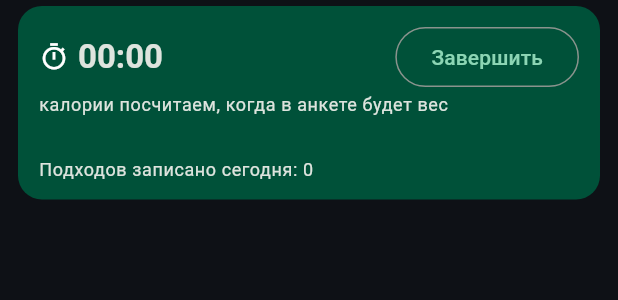
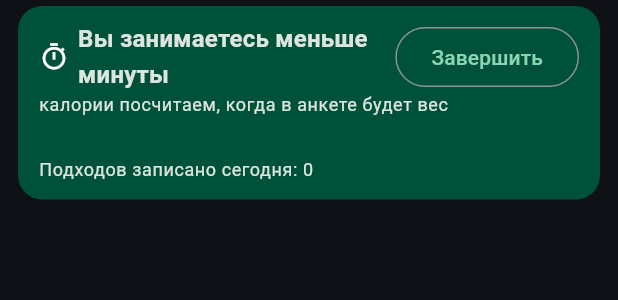
Before and after one commit to PavelChekalin/workout-log, a Flutter app: the WorkoutPanel widget shown alone on an empty page, opened directly with empty values, on a phone screen of 412 x 824 dp. Shown: the top 300 px of the screen. Run offline on Flutter 3.47's test engine with Material 3 defaults, Android fonts, the phone set to English and light mode, and no system bars; our stand-ins replace flutter_local_notifications, flutter_timezone, image_picker, package_info_plus, shared_preferences, timezone; accounts and stored records are empty.

Commit message:
Панель: таймер словами — «Вы занимаетесь 1 час 12 минут» вместо цифр

```diff
--- a/lib/kcal.dart
+++ b/lib/kcal.dart
@@ -87,3 +87,37 @@ String fmtDuration(int totalSec) {
   if (min < 60) return '$min мин';
   return '${min ~/ 60} ч ${min % 60} мин';
 }
+
+/// Склонение для строки «Вы занимаетесь …»: 1 минуту / 5 минут / 11 минут.
+String _ruMinutes(int m) {
+  if (m % 100 >= 11 && m % 100 <= 14) return '$m минут';
+  return switch (m % 10) {
+    1 => '$m минуту',
+    2 || 3 || 4 => '$m минуты',
+    _ => '$m минут',
+  };
+}
+
+/// Часы: 1 час / 3 часа / 5 часов / 11 часов.
+String _ruHours(int h) {
+  if (h % 100 >= 11 && h % 100 <= 14) return '$h часов';
+  return switch (h % 10) {
+    1 => '$h час',
+    2 || 3 || 4 => '$h часа',
+    _ => '$h часов',
+  };
+}
+
+/// Длительность словами для панели тренировки (правка Паши 14.10 —
+/// вместо «05:43» человеческий текст):
+/// 'меньше минуты' / '1 минуту' / '25 минут' / '1 час' /
+/// '1 час 12 минут' / '2 часа 5 минут'.
+String ruDurationWords(int totalSec) {
+  if (totalSec < 60) return 'меньше минуты';
+  final min = totalSec ~/ 60;
+  final h = min ~/ 60;
+  final m = min % 60;
+  if (h == 0) return _ruMinutes(m);
+  if (m == 0) return _ruHours(h);
+  return '${_ruHours(h)} ${_ruMinutes(m)}';
+}
--- a/lib/workout_panel.dart
+++ b/lib/workout_panel.dart
@@ -7,6 +7,7 @@
 import 'package:flutter/material.dart';
 
 import 'data.dart';
+import 'kcal.dart';
 
 /// Панель идущей тренировки. Все данные считаются снаружи (main.dart) —
 /// панель только рисует.
@@ -43,13 +44,7 @@ class WorkoutPanel extends StatelessWidget {
     required this.onEnd,
   });
 
-  String get _timer {
-    final m = elapsedSec ~/ 60;
-    final s = elapsedSec % 60;
-    final mm = m.toString().padLeft(2, '0');
-    final ss = s.toString().padLeft(2, '0');
-    return m >= 60 ? '${m ~/ 60}:$mm:$ss' : '$mm:$ss';
-  }
+  String get _timer => ruDurationWords(elapsedSec);
 
   @override
   Widget build(BuildContext context) {
@@ -69,22 +64,24 @@ class WorkoutPanel extends StatelessWidget {
             children: [
               const Icon(Icons.timer_outlined, size: 20),
               const SizedBox(width: 6),
-              Text(_timer,
-                  style: theme.textTheme.titleLarge
-                      ?.copyWith(fontWeight: FontWeight.bold)),
-              const SizedBox(width: 12),
-              if (weightKnown)
-                Text(
-                  '≈ ${kcal == null ? '…' : kcal!.round()} ккал',
-                  style: theme.textTheme.titleMedium,
-                ),
-              const Spacer(),
+              // Фраза вместо цифр (правка Паши 14.10): «Вы занимаетесь …».
+              Expanded(
+                child: Text('Вы занимаетесь $_timer',
+                    style: theme.textTheme.titleMedium
+                        ?.copyWith(fontWeight: FontWeight.bold)),
+              ),
+              const SizedBox(width: 8),
               OutlinedButton(
                 onPressed: onEnd,
                 child: const Text('Завершить'),
               ),
             ],
           ),
+          if (weightKnown)
+            Text(
+              '≈ ${kcal == null ? '…' : kcal!.round()} ккал',
+              style: theme.textTheme.titleMedium,
+            ),
           if (timeText.isNotEmpty)
             Text(timeText, style: theme.textTheme.bodySmall),
           if (weightKnown)
--- a/pubspec.yaml
+++ b/pubspec.yaml
@@ -16,7 +16,7 @@ publish_to: 'none' # Remove this line if you wish to publish to pub.dev
 # https://developer.apple.com/library/archive/documentation/General/Reference/InfoPlistKeyReference/Articles/CoreFoundationKeys.html
 # In Windows, build-name is used as the major, minor, and patch parts
 # of the product and file versions while build-number is used as the build suffix.
-version: 1.1.0+13
+version: 1.1.0+14
 
 environment:
   sdk: ^3.13.5
```
Also changed, not shown: 1 other file.
